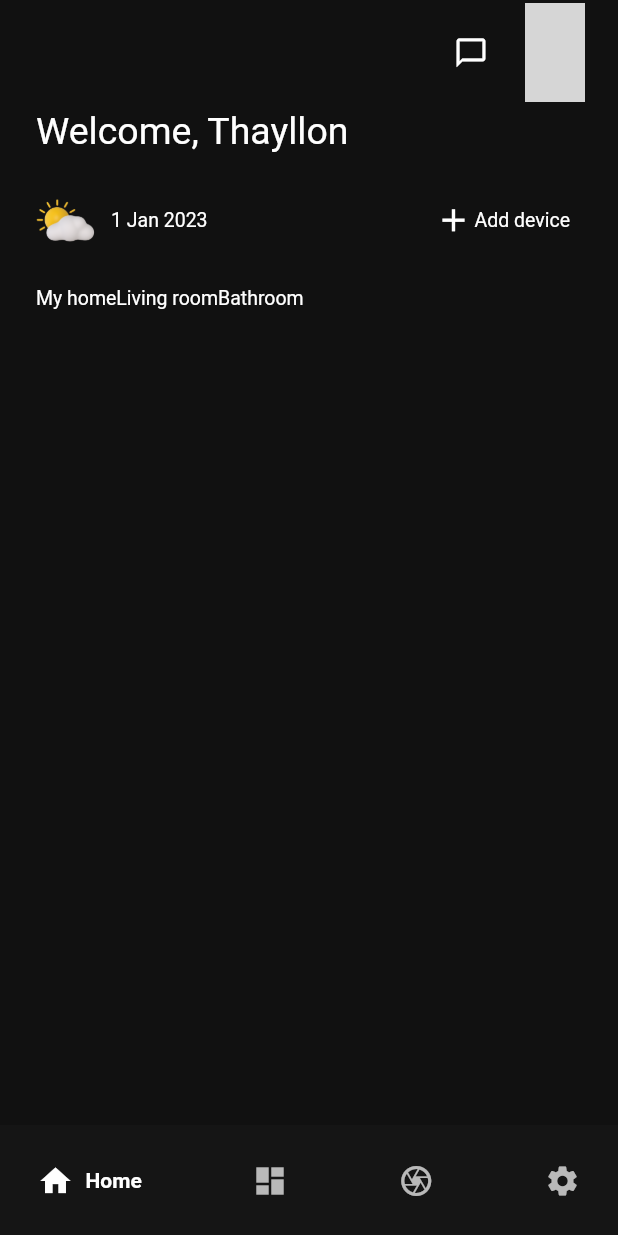
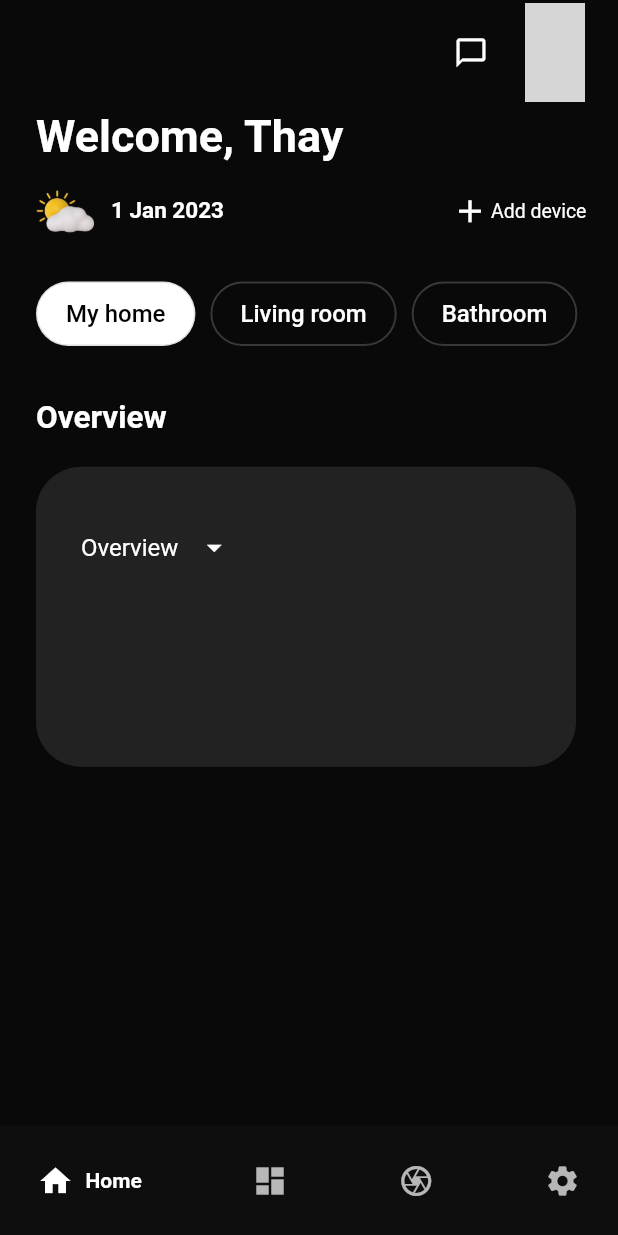
Before and after one commit to oBraganca/smartApp, a Flutter app: the screen it shows after launch, on a phone screen of 412 x 824 dp. Run offline on Flutter 3.47's test engine with Material 2 defaults, Android fonts, the phone set to English and light mode, and no system bars; drawn by our look-alikes of google_nav_bar; network calls fail; grey boxes are pictures that could not be loaded.

Commit message:
workin inside homescreen

```diff
--- a/lib/homescreen.dart
+++ b/lib/homescreen.dart
@@ -1,24 +1,25 @@
 import 'package:flutter/material.dart';
 
 class HomeScreen extends StatelessWidget {
+
   const HomeScreen({Key? key}) : super(key: key);
-
   @override
   Widget build(BuildContext context) {
     return Container(
-      margin: const EdgeInsets.fromLTRB(24, 3, 0, 0),
-      child: const Column(
+      margin: EdgeInsets.fromLTRB(24, 3, 0, 0),
+      child: Column(
+        crossAxisAlignment:CrossAxisAlignment.start,
         children: [
           Row(children: [
             SizedBox(
               width: 300,
               child: Text(
-                "Welcome, Thayllon",
-                style: TextStyle(color: Colors.white, fontSize: 25),
+                "Welcome, Thay",
+                style: TextStyle(color: Colors.white, fontSize: 30, fontWeight: FontWeight.bold),
               ),
             ),
           ]),
-          SizedBox(height: 30),
+          SizedBox(height: 18),
           Row(
             children: [
               Image(
@@ -30,7 +31,8 @@ class HomeScreen extends StatelessWidget {
                 '1 Jan 2023',
                 style: TextStyle(
                   color: Colors.white,
-                  fontSize: 13,
+                  fontSize: 15,
+                    fontWeight: FontWeight.bold
                 ),
               ),
               SizedBox(width: 150),
@@ -54,25 +56,103 @@ class HomeScreen extends StatelessWidget {
           SizedBox(height: 30),
           Row(
             children: [
-              SizedBox(
-                child: Text(
-                  "My home",
-                  style: TextStyle(color: Colors.white, fontSize: 13),
+              OutlinedButton(
+                child: Text('My home', style: TextStyle(color: Colors.black, fontSize: 16),),
+                onPressed: (){
+                ScaffoldMessenger.of(context).showSnackBar(
+                    const SnackBar(content: Text('My home clicked')),
+                );},
+                style: ButtonStyle(
+                    backgroundColor: MaterialStateProperty.all(Colors.white),
+                    padding: MaterialStateProperty.all(
+                      EdgeInsets.symmetric(vertical: 12.0, horizontal: 20.0),
+                    ),
+                    shape: MaterialStateProperty.all<RoundedRectangleBorder>(
+                        RoundedRectangleBorder(
+                            borderRadius: BorderRadius.circular(50.0),
+                            side: BorderSide(color: Colors.grey)
+                        )
+                    )
+                )
+              ),
+
+              SizedBox(width: 10),
+              OutlinedButton(
+                child: Text('Living room', style: TextStyle(color: Colors.white, fontSize: 16),),
+                onPressed: (){
+                  ScaffoldMessenger.of(context).showSnackBar(
+                    const SnackBar(content: Text('Living room clicked')),
+                );},
+                style: ElevatedButton.styleFrom( // returns ButtonStyle
+                  padding:EdgeInsets.symmetric(vertical: 12.0, horizontal: 20.0),
+                  side: BorderSide(width: 1.3, color: Color(0xff383838)),
+                  shape: RoundedRectangleBorder(
+                    borderRadius: BorderRadius.circular(32.0),
+
+                  ),
                 ),
               ),
-              SizedBox(
-                child: Text(
-                  "Living room",
-                  style: TextStyle(color: Colors.white, fontSize: 13),
-                ),
-              ),
-              SizedBox(
-                child: Text(
-                  "Bathroom",
-                  style: TextStyle(color: Colors.white, fontSize: 13),
+
+              SizedBox(width: 10),
+              OutlinedButton(
+                  child: Text('Bathroom', style: TextStyle(color: Colors.white, fontSize: 16),),
+                  onPressed: (){
+                    ScaffoldMessenger.of(context).showSnackBar(
+                      const SnackBar(content: Text('Bathroom room clicked')),
+                    );},
+                style: ElevatedButton.styleFrom( // returns ButtonStyle
+                  padding:EdgeInsets.symmetric(vertical: 12.0, horizontal: 20.0),
+                  side: BorderSide(width: 1.3, color: Color(0xff383838)),
+                  shape: RoundedRectangleBorder(
+                    borderRadius: BorderRadius.circular(32.0),
+
+                  ),
                 ),
               ),
             ],
+          ),
+          SizedBox(height: 33),
+
+
+          Text(
+            "Overview",
+            style: TextStyle(color: Colors.white, fontSize: 21, fontWeight: FontWeight.bold),
+          ),
+          SizedBox(height: 20),
+          Container(
+            padding: EdgeInsets.all(30),
+            decoration: BoxDecoration(
+                color: Colors.white10,
+                borderRadius: BorderRadius.circular(30)),
+            width: 360,
+            height: 200,
+            child: Row(
+              children: [
+                Column(
+                  children: [
+                    Row(
+                      children: [
+                        Text(
+                          "Overview",
+                          style: TextStyle(color: Colors.white, fontSize: 16),
+                        ),
+                        IconButton(
+                          onPressed: (){},
+                          icon: Icon(
+                              Icons.arrow_drop_down,
+                              color: Colors.white,
+                              size: 23
+                          ),
+                        ),
+                      ],
+                    ),
+                  ],
+                ),
+                Column(
+                  children: [],
+                )
+              ],
+            ),
           )
         ],
       ),
--- a/lib/tapbarnavigation.dart
+++ b/lib/tapbarnavigation.dart
@@ -28,7 +28,7 @@ class _TapBarNatvigationState extends State<TapBarNatvigation> {
     return Scaffold(
       appBar: AppBar(
           toolbarHeight: 70,
-          backgroundColor: const Color(0xFF111111),
+          backgroundColor: const Color(0xFF090909),
           shadowColor: Colors.transparent,
           actions: <Widget>[
             Container(
@@ -56,13 +56,13 @@ class _TapBarNatvigationState extends State<TapBarNatvigation> {
                   backgroundColor: Colors.transparent,
                 )),
           ]),
-      backgroundColor: const Color(0xFF111111),
+      backgroundColor: const Color(0xFF090909),
       body: IndexedStack(
         index: _selectedIndex,
         children: _widgetOptions,
       ),
       bottomNavigationBar: GNav(
-        backgroundColor: const Color(0xFF151515),
+        backgroundColor: const Color(0xFF0E0E0E),
         color: Colors.white70,
         activeColor: Colors.white,
         gap: 8,
```
